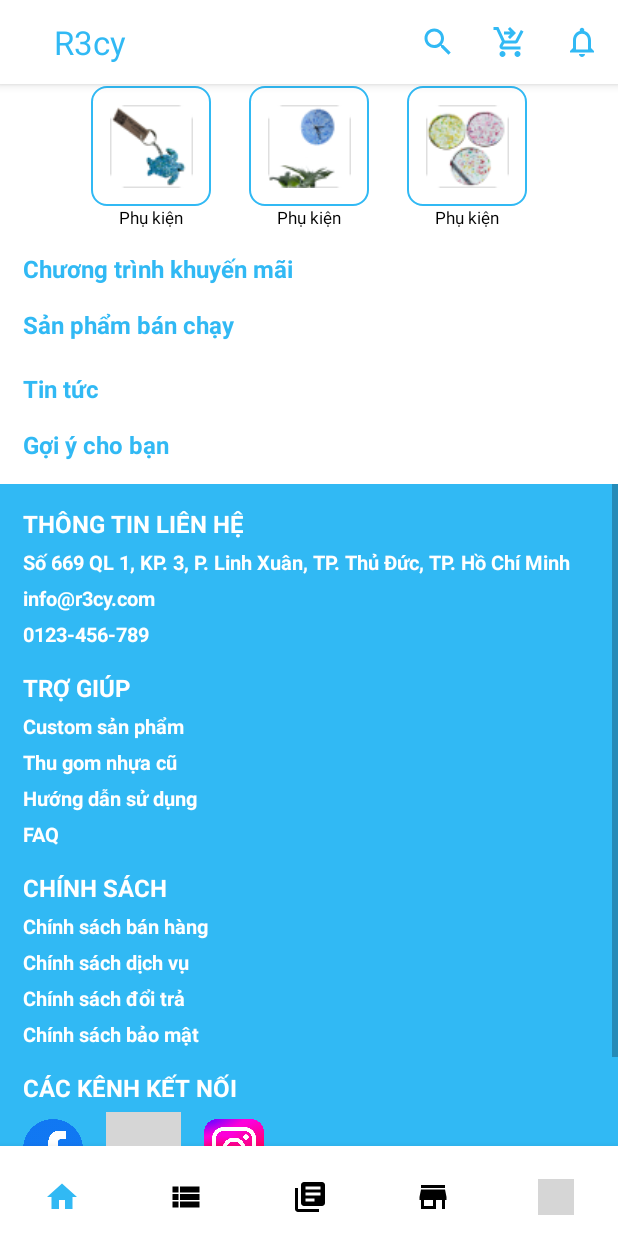
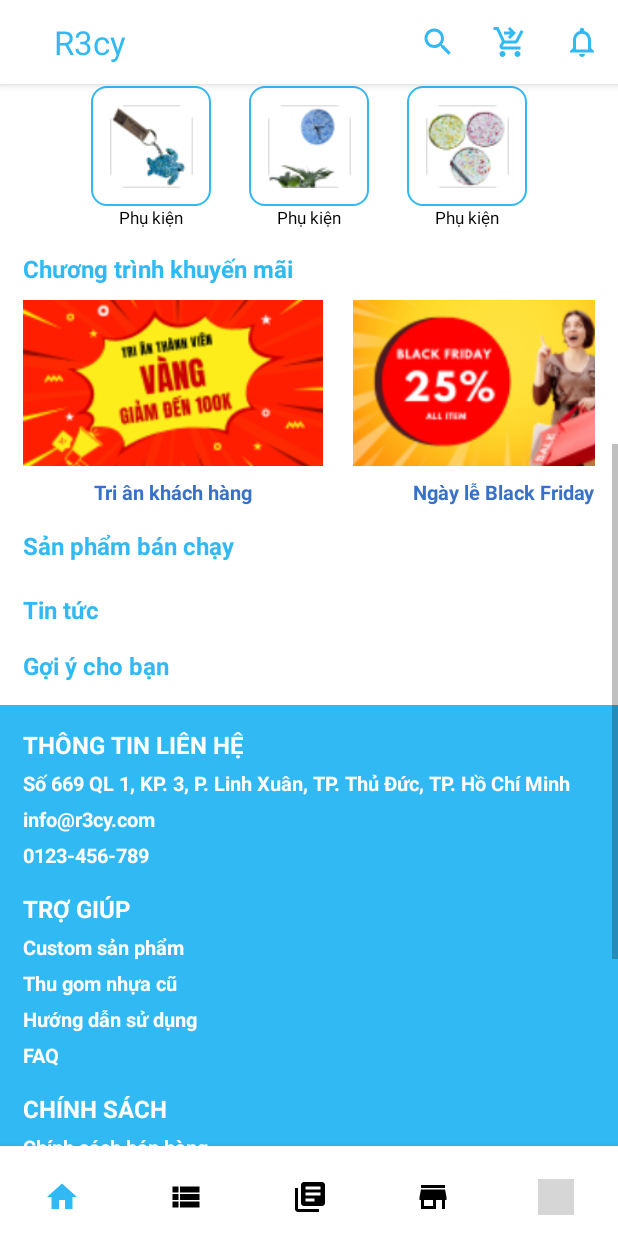
Before and after one commit to dtthanhtruc112/MobileApp_R3cy, an Android app: the screen it shows after launch once a user with an empty profile is signed in (TrangChu), scrolled down 495 dp, on a phone screen of 412 x 824 dp. Run offline under Robolectric (Android 15) with nearby library versions, the phone set to English and light mode, and no system bars; Roboto replaces fonts that are not available here; 1 statement that could not run was skipped; grey boxes are pictures that could not be loaded.

Commit message:
chỉnh button trắng, load ctkm trên trang chủ

```diff
--- /dev/null
+++ b/R3cy_MobileApp/app/src/main/java/com/example/adapter/PromotionBannerAdapter.java
@@ -0,0 +1,61 @@
+package com.example.adapter;
+
+import android.content.Context;
+import android.view.LayoutInflater;
+import android.view.View;
+import android.view.ViewGroup;
+import android.widget.Button;
+import android.widget.ImageView;
+import android.widget.TextView;
+
+import androidx.annotation.NonNull;
+import androidx.recyclerview.widget.RecyclerView;
+
+import com.example.models.Coupon;
+import com.example.models.PromotionBanner;
+import com.example.r3cy_mobileapp.R;
+
+import java.util.List;
+
+public class PromotionBannerAdapter extends RecyclerView.Adapter<PromotionBannerAdapter.ViewHolder>{
+
+    Context context;
+    List<PromotionBanner> banners;
+
+    public PromotionBannerAdapter(Context context, List<PromotionBanner> banners) {
+        this.context = context;
+        this.banners = banners;
+    }
+
+    @NonNull
+    @Override
+    public ViewHolder onCreateViewHolder(@NonNull ViewGroup parent, int viewType) {
+        LayoutInflater inflater = LayoutInflater.from(parent.getContext());
+        View view = inflater.inflate(R.layout.item_promotion_banner, parent, false);
+
+        return new ViewHolder(view);
+    }
+
+    @Override
+    public void onBindViewHolder(@NonNull ViewHolder holder, int position) {
+        holder.txtInfo.setText(banners.get(position).getPromotionName());
+        holder.imvImage.setImageResource(banners.get(position).getPromotionThumb());
+    }
+
+    @Override
+    public int getItemCount() {
+        return banners.size();
+    }
+
+    public static class ViewHolder extends RecyclerView.ViewHolder{
+
+        TextView txtInfo;
+        ImageView imvImage;
+
+        public ViewHolder(@NonNull View itemView) {
+            super(itemView);
+            txtInfo = itemView.findViewById(R.id.txtInfo);
+            imvImage = itemView.findViewById(R.id.imvImage);
+        }
+    }
+}
--- /dev/null
+++ b/R3cy_MobileApp/app/src/main/java/com/example/models/PromotionBanner.java
@@ -0,0 +1,27 @@
+package com.example.models;
+
+public class PromotionBanner {
+    int promotionThumb;
+    String promotionName;
+
+    public PromotionBanner(int promotionThumb, String promotionName) {
+        this.promotionThumb = promotionThumb;
+        this.promotionName = promotionName;
+    }
+
+    public int getPromotionThumb() {
+        return promotionThumb;
+    }
+
+    public void setPromotionThumb(int promotionThumb) {
+        this.promotionThumb = promotionThumb;
+    }
+
+    public String getPromotionName() {
+        return promotionName;
+    }
+
+    public void setPromotionName(String promotionName) {
+        this.promotionName = promotionName;
+    }
+}
--- a/R3cy_MobileApp/app/src/main/java/com/example/r3cy_mobileapp/TrangChu.java
+++ b/R3cy_MobileApp/app/src/main/java/com/example/r3cy_mobileapp/TrangChu.java
@@ -20,9 +20,12 @@ import android.widget.Toast;
 
 import com.example.adapter.BannerAdapter;
 import com.example.adapter.ProductAdapter;
+import com.example.adapter.PromotionBannerAdapter;
 import com.example.databases.R3cyDB;
 import com.example.models.Banners;
 import com.example.models.Product;
+import com.example.models.ProductAtb;
+import com.example.models.PromotionBanner;
 import com.example.r3cy_mobileapp.Product.Product_List;
 import com.example.r3cy_mobileapp.Product.Product_Search;
 import com.example.r3cy_mobileapp.Signin.Signin_Main;
@@ -43,9 +46,12 @@ public class TrangChu extends AppCompatActivity {
     BottomNavigationView navigationView;
     R3cyDB db;
     private List<Product> products;
+    private List<PromotionBanner> promotionBanners;
     Product product;
     ProductAdapter adapter;
+    PromotionBannerAdapter adapterpromotion;
     String email;
+    ArrayList<ProductAtb> productAtbs;
 
     @Override
     protected void onCreate(Bundle savedInstanceState) {
@@ -85,8 +91,8 @@ public class TrangChu extends AppCompatActivity {
 
         createDb();
         loadData();
+        loadpromotionbanner();
     }
-
 
 
     private void createDb() {
@@ -96,10 +102,16 @@ public class TrangChu extends AppCompatActivity {
     }
 
     private void loadData() {
-        LinearLayoutManager layoutManager = new LinearLayoutManager(this, LinearLayoutManager.HORIZONTAL, false);
-        binding.rcvProducts.setLayoutManager(layoutManager);
+        LinearLayoutManager layoutManagerProducts = new LinearLayoutManager(this, LinearLayoutManager.HORIZONTAL, false);
+        binding.rcvProducts.setLayoutManager(layoutManagerProducts);
+
+        LinearLayoutManager layoutManagerProduct = new LinearLayoutManager(this, LinearLayoutManager.HORIZONTAL, false);
+        binding.rcvProduct.setLayoutManager(layoutManagerProduct);
+
+
 
         products = new ArrayList<>();
+        productAtbs = new ArrayList<>();
 
         Cursor cursor = db.getData("SELECT * FROM " + R3cyDB.TBl_PRODUCT);
 
@@ -118,6 +130,16 @@ public class TrangChu extends AppCompatActivity {
                             cursor.getDouble(8) // ProductRate
 
                     ));
+
+                    productAtbs.add(new ProductAtb(
+                            cursor.getInt(0), // ProductID
+                            cursor.getDouble(2), // ProductPrice
+                            cursor.getInt(5), // Hot
+                            cursor.getInt(7), // Inventory
+                            cursor.getInt(10), // SoldQuantity
+                            cursor.getString(11), // CreatedDate
+                            cursor.getInt(12) // Status
+                    ));
                 } catch (NumberFormatException e) {
                     e.printStackTrace();
                 }
@@ -126,11 +148,53 @@ public class TrangChu extends AppCompatActivity {
             cursor.close(); // Close the cursor to avoid memory leaks
         }
 
+        List<Product> filteredProducts = filterProductsByHot(1);
+        List<Product> filteredProducts1 = filterProductsByHot(0);
+
         Log.d("ProductInfo", "Number of products retrieved: " + products.size());
 
-        adapter = new ProductAdapter(this, R.layout.viewholder_category_list, products);
+        adapter = new ProductAdapter(this, R.layout.viewholder_category_list,filteredProducts);
+
         binding.rcvProducts.setAdapter(adapter);
+
+        adapter = new ProductAdapter(this, R.layout.viewholder_category_list,filteredProducts1);
+        binding.rcvProduct.setAdapter(adapter);
 //        binding.rcvProduct.setAdapter(adapter);
+    }
+
+    private void loadpromotionbanner() {
+        LinearLayoutManager layoutManagerProducts = new LinearLayoutManager(this, LinearLayoutManager.HORIZONTAL, false);
+        binding.rcvpromotionbanners.setLayoutManager(layoutManagerProducts);
+
+        promotionBanners = new ArrayList<>();
+        promotionBanners.add(new PromotionBanner(R.drawable.ctkm, "Tri ân khách hàng"));
+        promotionBanners.add(new PromotionBanner(R.drawable.ctkm2, "Ngày lễ Black Friday"));
+
+        adapterpromotion = new PromotionBannerAdapter(this, promotionBanners);
+        binding.rcvpromotionbanners.setAdapter(adapterpromotion);
+
+    }
+
+    private List<Product> filterProductsByHot(int hotValue) {
+        List<Product> filteredProducts = new ArrayList<>();
+        for (Product product : products) {
+            int productId = product.getProductID();
+            ProductAtb productAtb = getProductAtbById(productId);
+
+            if (productAtb != null && productAtb.getHot() == hotValue) {
+                filteredProducts.add(product);
+            }
+        }
+        return filteredProducts;
+    }
+
+    private ProductAtb getProductAtbById(int productId) {
+        for (ProductAtb productAtb : productAtbs) {
+            if (productAtb.getProductID() == productId) {
+                return productAtb;
+            }
+        }
+        return null;
     }
 
 
@@ -281,6 +345,7 @@ public class TrangChu extends AppCompatActivity {
             @Override
             public void onClick(View v) {
                 Intent intent = new Intent(TrangChu.this, UserAccount_Policy.class);
+                intent.putExtra("key_email", email);
                 startActivity(intent);
             }
         });
@@ -289,6 +354,7 @@ public class TrangChu extends AppCompatActivity {
             @Override
             public void onClick(View v) {
                 Intent intent = new Intent(TrangChu.this, UserAccount_Policy.class);
+                intent.putExtra("key_email", email);
                 startActivity(intent);
             }
         });
@@ -297,6 +363,7 @@ public class TrangChu extends AppCompatActivity {
             @Override
             public void onClick(View v) {
                 Intent intent = new Intent(TrangChu.this, UserAccount_Policy.class);
+                intent.putExtra("key_email", email);
                 startActivity(intent);
             }
         });
@@ -305,9 +372,39 @@ public class TrangChu extends AppCompatActivity {
             @Override
             public void onClick(View v) {
                 Intent intent = new Intent(TrangChu.this, UserAccount_Policy.class);
+                intent.putExtra("key_email", email);
                 startActivity(intent);
             }
         });
+
+        binding.btnopenProduct.setOnClickListener(new View.OnClickListener() {
+            @Override
+            public void onClick(View v) {
+                Intent intent = new Intent(TrangChu.this, Product_List.class);
+                intent.putExtra("key_email", email);
+                startActivity(intent);
+            }
+        });
+
+        binding.btnopenProduct1.setOnClickListener(new View.OnClickListener() {
+            @Override
+            public void onClick(View v) {
+                Intent intent = new Intent(TrangChu.this, Product_List.class);
+                intent.putExtra("key_email", email);
+                startActivity(intent);
+            }
+        });
+
+
+        binding.btnopenProduct2.setOnClickListener(new View.OnClickListener() {
+            @Override
+            public void onClick(View v) {
+                Intent intent = new Intent(TrangChu.this, Product_List.class);
+                intent.putExtra("key_email", email);
+                startActivity(intent);
+            }
+        });
+
 
 
 
--- a/R3cy_MobileApp/app/src/main/res/layout/activity_forgot_pass_email.xml
+++ b/R3cy_MobileApp/app/src/main/res/layout/activity_forgot_pass_email.xml
@@ -68,7 +68,6 @@
                 android:layout_height="wrap_content"
                 android:layout_gravity="center"
                 android:layout_marginTop="32dp"
-                android:background="@drawable/rounded_borders"
                 android:backgroundTint="@color/blue"
                 android:text="Tiếp theo"
                 android:textAllCaps="false"
--- a/R3cy_MobileApp/app/src/main/res/layout/activity_forgot_pass_newpass.xml
+++ b/R3cy_MobileApp/app/src/main/res/layout/activity_forgot_pass_newpass.xml
@@ -113,7 +113,6 @@
                 android:layout_height="wrap_content"
                 android:layout_gravity="center"
                 android:layout_marginTop="32dp"
-                android:background="@drawable/rounded_borders"
                 android:backgroundTint="@color/blue"
                 android:text="Hoàn Tất"
                 android:textAllCaps="false"
--- a/R3cy_MobileApp/app/src/main/res/layout/activity_forgot_pass_otpcode.xml
+++ b/R3cy_MobileApp/app/src/main/res/layout/activity_forgot_pass_otpcode.xml
@@ -96,7 +96,6 @@
                 android:layout_height="wrap_content"
                 android:layout_gravity="center"
                 android:layout_marginTop="32dp"
-                android:background="@drawable/rounded_borders"
                 android:backgroundTint="@color/blue"
                 android:text="Tiếp theo"
                 android:textAllCaps="false"
--- a/R3cy_MobileApp/app/src/main/res/layout/activity_signin_main.xml
+++ b/R3cy_MobileApp/app/src/main/res/layout/activity_signin_main.xml
@@ -115,7 +115,6 @@
                 android:layout_height="wrap_content"
                 android:layout_gravity="center"
                 android:layout_marginTop="32dp"
-                android:background="@drawable/rounded_borders"
                 android:backgroundTint="@color/blue"
                 android:text="Đăng nhập"
                 android:textAllCaps="false"
--- a/R3cy_MobileApp/app/src/main/res/layout/activity_signup.xml
+++ b/R3cy_MobileApp/app/src/main/res/layout/activity_signup.xml
@@ -169,7 +169,6 @@
                 android:layout_height="wrap_content"
                 android:layout_gravity="center"
                 android:layout_marginTop="32dp"
-                android:background="@drawable/rounded_borders"
                 android:backgroundTint="@color/blue"
                 android:text="Đăng ký"
                 android:textAllCaps="false"
--- a/R3cy_MobileApp/app/src/main/res/layout/activity_trang_chu.xml
+++ b/R3cy_MobileApp/app/src/main/res/layout/activity_trang_chu.xml
@@ -208,6 +208,7 @@
                         android:orientation="vertical">
 
                         <ImageButton
+                            android:id="@+id/btnopenProduct"
                             android:layout_width="80dp"
                             android:layout_height="80dp"
                             android:background="@drawable/btn_blue_stroke"
@@ -230,6 +231,7 @@
                         android:orientation="vertical">
 
                         <ImageButton
+                            android:id="@+id/btnopenProduct1"
                             android:layout_width="80dp"
                             android:layout_height="80dp"
                             android:background="@drawable/btn_blue_stroke"
@@ -252,6 +254,7 @@
                         android:orientation="vertical">
 
                         <ImageButton
+                            android:id="@+id/btnopenProduct2"
                             android:layout_width="80dp"
                             android:layout_height="80dp"
                             android:background="@drawable/btn_blue_stroke"
@@ -277,6 +280,13 @@
                     android:textColor="@color/blue"
                     android:textSize="16sp"
                     android:textStyle="bold" />
+
+                <androidx.recyclerview.widget.RecyclerView
+                    android:id="@+id/rcvpromotionbanners"
+                    android:layout_width="match_parent"
+                    android:layout_height="wrap_content"
+                    android:layout_marginTop="5dp"
+                    android:orientation="horizontal" />
 
                 <TextView
                     android:layout_width="wrap_content"
--- /dev/null
+++ b/R3cy_MobileApp/app/src/main/res/layout/item_promotion_banner.xml
@@ -0,0 +1,25 @@
+<?xml version="1.0" encoding="utf-8"?>
+<LinearLayout xmlns:android="http://schemas.android.com/apk/res/android"
+    android:orientation="vertical"
+    android:layout_width="wrap_content"
+    android:layout_height="wrap_content"
+    android:layout_marginEnd="20dp">
+
+    <ImageView
+        android:id="@+id/imvImage"
+        android:layout_width="200dp"
+        android:layout_height="120dp"
+        android:src="@drawable/ctkm"/>
+
+    <TextView
+        android:id="@+id/txtInfo"
+        android:layout_width="200dp"
+        android:layout_height="wrap_content"
+        android:text="Tri ân thành viên"
+        android:gravity="center"
+        android:textColor="@color/dark_blue"
+        android:textSize="13sp"
+        android:textStyle="bold"
+        android:layout_marginTop="3dp"/>
+
+</LinearLayout>
```
